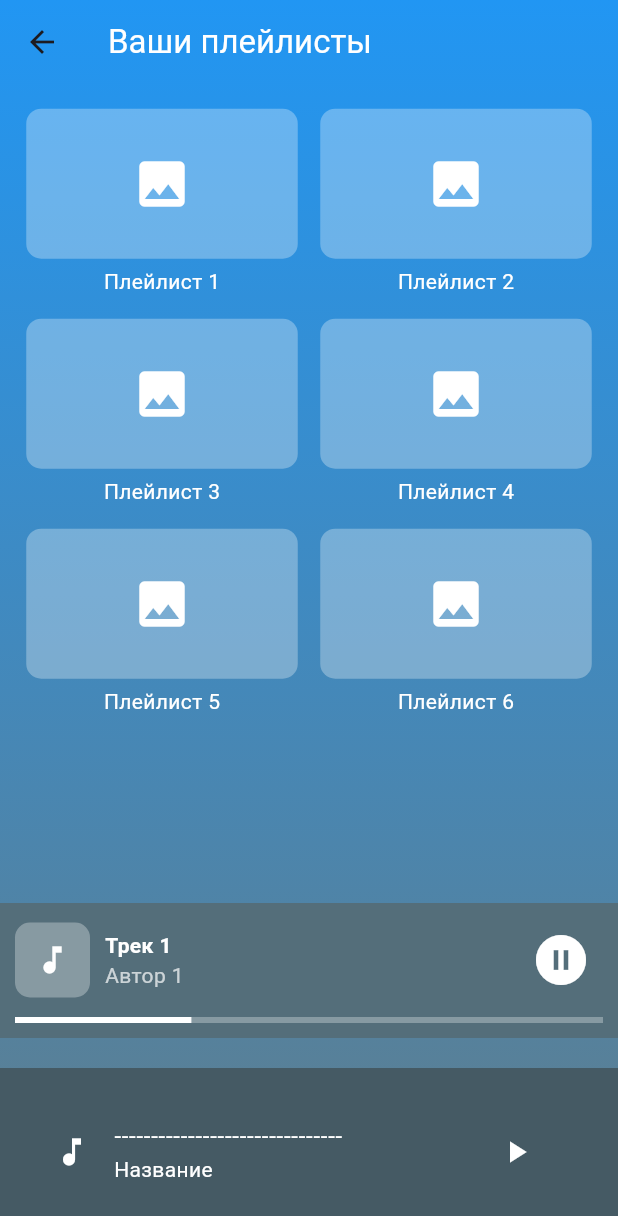
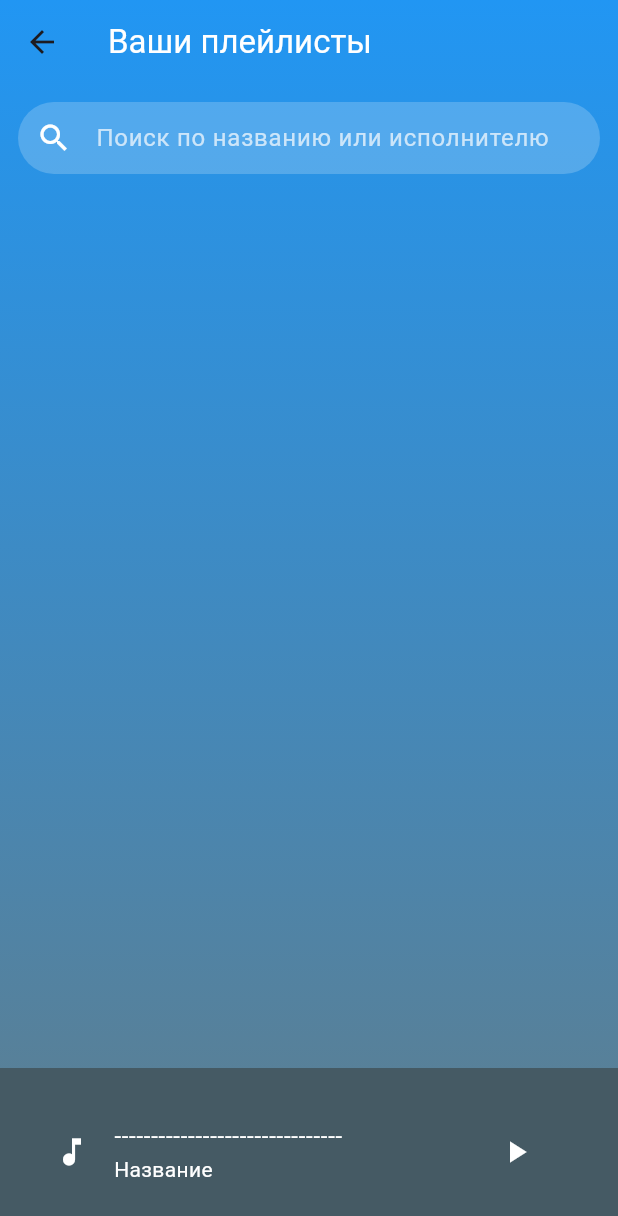
Before and after one commit to sciiphoz/flutterProject, a Flutter app: the PlaylistPage screen opened by its route, on a phone screen of 412 x 824 dp. Shown: the top 1216 px of the screen. Run offline on Flutter 3.47's test engine with Material 3 defaults, Android fonts, the phone set to English and light mode, and no system bars; our stand-ins replace audioplayers, image_picker, shared_preferences, supabase_flutter; accounts and stored records are empty.

Commit message:
playlist

```diff
--- a/lib/auth.dart
+++ b/lib/auth.dart
@@ -118,8 +118,10 @@ class _AuthPageState extends State<AuthPage> {
                       backgroundColor: Colors.blueGrey[700],));
 
                       Navigator.popAndPushNamed(context, '/');
+                      print('asd');
                     } else {
                       ScaffoldMessenger.of(context,).showSnackBar(SnackBar(content: Text('Authentification failed.', style: TextStyle(color: Colors.white),),
+
                       backgroundColor: Colors.blueGrey[700],));
                     }
                   }
--- a/lib/home.dart
+++ b/lib/home.dart
@@ -100,7 +100,7 @@ class _HomePageState extends State<HomePage> {
               Navigator.popAndPushNamed(context, '/auth');
             }, icon: Icon(Icons.logout, color: Colors.white,)),
             IconButton(onPressed: (){
-              Navigator.popAndPushNamed(context, '/track');
+              Navigator.popAndPushNamed(context, '/playlists');
             }, icon: Icon(Icons.track_changes, color: Colors.white,)),
             IconButton(onPressed: () {
               Navigator.push(
--- a/lib/playlistpage.dart
+++ b/lib/playlistpage.dart
@@ -1,5 +1,6 @@
 import 'package:flutter/material.dart';
 import 'package:flutter_player/footer.dart';
+import 'package:supabase_flutter/supabase_flutter.dart';
 
 class PlaylistPage extends StatefulWidget {
   const PlaylistPage({super.key});
@@ -9,38 +10,39 @@ class PlaylistPage extends StatefulWidget {
 }
 
 class _PlaylistPageState extends State<PlaylistPage> {
-  final List<Map<String, String>> tracks = [
-    {'title': 'Трек 1', 'author': 'Автор 1'},
-    {'title': 'Трек 2', 'author': 'Автор 2'},
-    {'title': 'Трек 3', 'author': 'Автор 3'},
-    {'title': 'Трек 4', 'author': 'Автор 4'},
-    {'title': 'Трек 5', 'author': 'Автор 5'},
-  ];
-
-  final List<Map<String, String>> playlists = [
-    {'title': 'Плейлист 1'},
-    {'title': 'Плейлист 2'},
-    {'title': 'Плейлист 3'},
-    {'title': 'Плейлист 4'},
-    {'title': 'Плейлист 5'},
-    {'title': 'Плейлист 6'},
-  ];
-
-  final List<Map<String, String>> artists = [
-    {'name': 'Исполнитель 1'},
-    {'name': 'Исполнитель 2'},
-    {'name': 'Исполнитель 3'},
-    {'name': 'Исполнитель 4'},
-    {'name': 'Исполнитель 5'},
-  ];
-
+  final _supabase = Supabase.instance.client;
+  List<Map<String, String>> tracks = [];
   String searchQuery = '';
   int currentTrackIndex = 0;
   bool isPlaying = true;
+  TextEditingController _searchController = TextEditingController();
+
+  @override
+  void initState() {
+    super.initState();
+    getTracks();
+  }
+
+  Future<void> getTracks() async {
+    try {
+      final response = await _supabase.from('track').select('name, author');
+
+      // Важно использовать setState для обновления интерфейса
+      setState(() {
+        tracks = response.map((item) => {
+          'name': item['name']?.toString() ?? 'Без названия',
+          'author': item['author']?.toString() ?? 'Неизвестный исполнитель',
+        }).toList();
+      });
+
+      print('Загружено ${tracks.length} треков');
+    } catch (e) {
+      print('Ошибка загрузки треков: $e');
+    }
+  }
 
   List<Map<String, String>> get filteredTracks => tracks
       .where((track) =>
-          track['title']!.toLowerCase().contains(searchQuery.toLowerCase()) ||
           track['author']!.toLowerCase().contains(searchQuery.toLowerCase()))
       .toList();
 
@@ -64,6 +66,30 @@ class _PlaylistPageState extends State<PlaylistPage> {
         ),
         body: Column(
           children: [
+            Padding(
+              padding: EdgeInsets.all(12.0),
+              child: TextField(
+                controller: _searchController,
+                decoration: InputDecoration(
+                  filled: true,
+                  fillColor: Colors.white.withOpacity(0.2),
+                  hintText: 'Поиск по названию или исполнителю',
+                  hintStyle: TextStyle(color: Colors.white70),
+                  prefixIcon: Icon(Icons.search, color: Colors.white),
+                  border: OutlineInputBorder(
+                    borderRadius: BorderRadius.circular(30),
+                    borderSide: BorderSide.none,
+                  ),
+                  contentPadding: EdgeInsets.symmetric(vertical: 0, horizontal: 20),
+                ),
+                style: TextStyle(color: Colors.white),
+                onChanged: (value) {
+                  setState(() {
+                    searchQuery = value;
+                  });
+                },
+              ),
+            ),
             // Основной контент
             Expanded(
               child: SingleChildScrollView(
@@ -78,7 +104,7 @@ class _PlaylistPageState extends State<PlaylistPage> {
                         child: Wrap(
                           spacing: 15,
                           runSpacing: 15,
-                          children: playlists.map((playlist) {
+                          children: tracks.map((track) {
                             return SizedBox(
                               width: (MediaQuery.of(context).size.width - 50) / 2, // 2 колонки
                               child: Column(
@@ -92,9 +118,13 @@ class _PlaylistPageState extends State<PlaylistPage> {
                                     ),
                                     child: Icon(Icons.image, color: Colors.white, size: 40),
                                   ),
-                                  SizedBox(height: 5),
                                   Text(
-                                    playlist['title']!,
+                                    track['name']!,
+                                    style: TextStyle(color: Colors.white),
+                                    overflow: TextOverflow.ellipsis,
+                                  ),
+                                  Text(
+                                    track['author']!,
                                     style: TextStyle(color: Colors.white),
                                     overflow: TextOverflow.ellipsis,
                                   ),
@@ -109,61 +139,6 @@ class _PlaylistPageState extends State<PlaylistPage> {
                 ),
               ),
             ),
-
-            Container(
-              padding: EdgeInsets.all(10),
-              decoration: BoxDecoration(
-                color: Colors.blueGrey[600],
-              ),
-              child: Column(
-                mainAxisSize: MainAxisSize.min,
-                children: [
-                  Row(
-                    children: [
-                      Container(
-                        width: 50,
-                        height: 50,
-                        decoration: BoxDecoration(
-                          color: Colors.white.withValues(alpha: .3),
-                          borderRadius: BorderRadius.circular(10),
-                        ),
-                        child: Icon(Icons.music_note, color: Colors.white),
-                      ),
-                      SizedBox(width: 10),
-                      Column(
-                        crossAxisAlignment: CrossAxisAlignment.start,
-                        children: [
-                          Text(
-                            tracks[currentTrackIndex]['title']!,
-                            style: TextStyle(color: Colors.white, fontWeight: FontWeight.bold),
-                          ),
-                          Text(
-                            tracks[currentTrackIndex]['author']!,
-                            style: TextStyle(color: Colors.white70),
-                          ),
-                        ],
-                      ),
-                      Spacer(),
-                      IconButton(
-                        icon: Icon(
-                          isPlaying ? Icons.pause_circle_filled : Icons.play_circle_filled,
-                          color: Colors.white,
-                          size: 40,
-                        ),
-                        onPressed: () => setState(() => isPlaying = !isPlaying),
-                      ),
-                    ],
-                  ),
-                  SizedBox(height: 10),
-                  LinearProgressIndicator(
-                    value: 0.3,
-                    backgroundColor: Colors.white.withValues(alpha: .3),
-                    valueColor: AlwaysStoppedAnimation<Color>(Colors.white),
-                  ),
-                ],
-              ),
-            ),
-
             SizedBox(height: 20),
           ],
         ),
```
Also changed, not shown: 1 other file.
